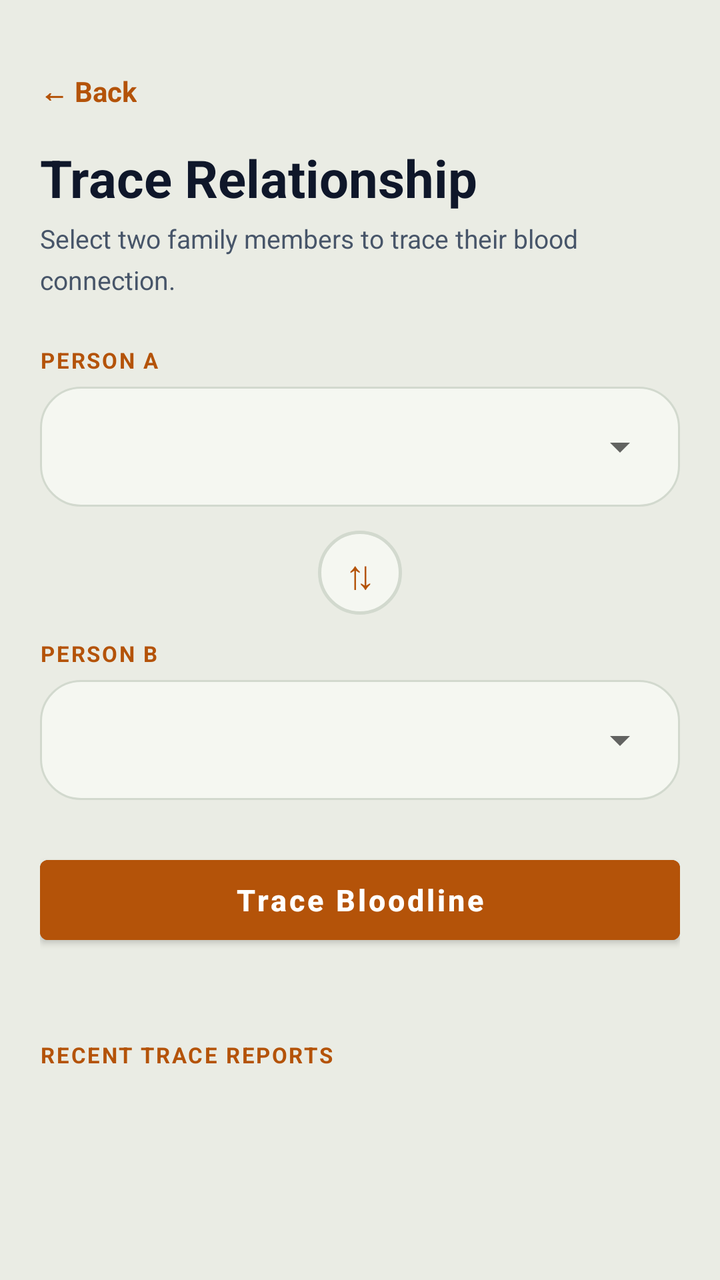
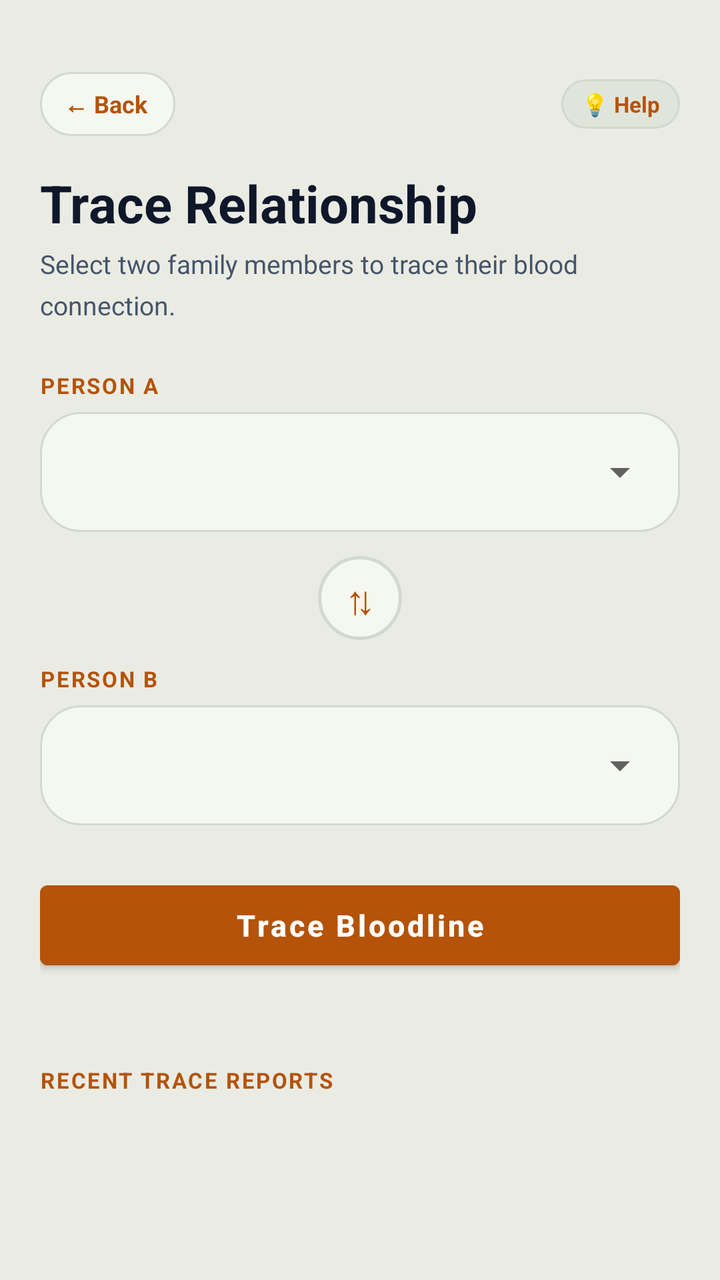

Screens rendered from an Android XML layout before and after an edit, with the pre-edit source and the edit as a unified diff.
<!-- AndroidManifest.xml: application theme Theme.BTProject2 -->
<!-- res/layout/activity_trace.xml -->
<?xml version="1.0" encoding="utf-8"?>
<ScrollView xmlns:android="http://schemas.android.com/apk/res/android"
    android:layout_width="match_parent"
    android:layout_height="match_parent"
    android:background="@color/forest_bg"
    android:fitsSystemWindows="true">

    <LinearLayout
        android:layout_width="match_parent"
        android:layout_height="wrap_content"
        android:orientation="vertical"
        android:paddingTop="36dp"
        android:paddingStart="20dp"
        android:paddingEnd="20dp"
        android:paddingBottom="32dp">

        
        <TextView
            android:id="@+id/btnBack"
            android:layout_width="wrap_content"
            android:layout_height="wrap_content"
            android:text="← Back"
            android:textSize="14sp"
            android:textStyle="bold"
            android:textColor="@color/gold_accent"
            android:layout_marginBottom="16dp"
            android:clickable="true"
            android:focusable="true" />

        
        <TextView
            android:layout_width="wrap_content"
            android:layout_height="wrap_content"
            android:text="Trace Relationship"
            android:textSize="26sp"
            android:textStyle="bold"
            android:textColor="@color/text_primary"
            android:layout_marginBottom="4dp" />

        <TextView
            android:layout_width="wrap_content"
            android:layout_height="wrap_content"
            android:text="Select two family members to trace their blood connection."
            android:textSize="13sp"
            android:textColor="@color/text_secondary"
            android:lineSpacingMultiplier="1.3"
            android:layout_marginBottom="24dp" />

        
        <TextView
            android:layout_width="wrap_content"
            android:layout_height="wrap_content"
            android:text="PERSON A"
            android:textSize="11sp"
            android:textStyle="bold"
            android:textColor="@color/gold_accent"
            android:letterSpacing="0.08"
            android:layout_marginBottom="6dp" />

        <LinearLayout
            android:layout_width="match_parent"
            android:layout_height="wrap_content"
            android:background="@drawable/bg_forest_card"
            android:padding="6dp"
            android:gravity="center_vertical"
            android:layout_marginBottom="10dp">

            <Spinner
                android:id="@+id/spinnerPersonA"
                android:layout_width="match_parent"
                android:layout_height="48dp"
                android:paddingStart="8dp"
                android:paddingEnd="8dp" />
        </LinearLayout>

        
        <LinearLayout
            android:layout_width="match_parent"
            android:layout_height="wrap_content"
            android:gravity="center"
            android:paddingTop="2dp"
            android:paddingBottom="2dp"
            android:layout_marginBottom="10dp">

            <TextView
                android:layout_width="42dp"
                android:layout_height="42dp"
                android:gravity="center"
                android:text="⇅"
                android:textSize="20sp"
                android:textColor="@color/gold_accent"
                android:background="@drawable/icon_bg_green" />
        </LinearLayout>

        
        <TextView
            android:layout_width="wrap_content"
            android:layout_height="wrap_content"
            android:text="PERSON B"
            android:textSize="11sp"
            android:textStyle="bold"
            android:textColor="@color/gold_accent"
            android:letterSpacing="0.08"
            android:layout_marginBottom="6dp" />

        <LinearLayout
            android:layout_width="match_parent"
            android:layout_height="wrap_content"
            android:background="@drawable/bg_forest_card"
            android:padding="6dp"
            android:gravity="center_vertical"
            android:layout_marginBottom="24dp">

            <Spinner
                android:id="@+id/spinnerPersonB"
                android:layout_width="match_parent"
                android:layout_height="48dp"
                android:paddingStart="8dp"
                android:paddingEnd="8dp" />
        </LinearLayout>

        
        <Button
            android:id="@+id/btnTrace"
            android:layout_width="match_parent"
            android:layout_height="52dp"
            android:text="Trace Bloodline"
            android:textSize="15sp"
            android:textStyle="bold"
            android:textColor="@color/white"
            android:backgroundTint="@color/gold_accent"
            android:textAllCaps="false"
            android:layout_marginBottom="24dp" />

        
        <LinearLayout
            android:id="@+id/resultContainer"
            android:layout_width="match_parent"
            android:layout_height="wrap_content"
            android:orientation="vertical"
            android:visibility="gone">

            
            <LinearLayout
                android:id="@+id/resultCard"
                android:layout_width="match_parent"
                android:layout_height="wrap_content"
                android:orientation="vertical"
                android:background="@drawable/bg_hero_card"
                android:padding="22dp"
                android:gravity="center"
                android:layout_marginBottom="16dp">

                <TextView
                    android:id="@+id/tvResultLabel"
                    android:layout_width="wrap_content"
                    android:layout_height="wrap_content"
                    android:text="RELATIONSHIP FOUND"
                    android:textSize="10sp"
                    android:textStyle="bold"
                    android:textColor="@color/mint_text"
                    android:background="@drawable/badge_pill_dark"
                    android:paddingStart="10dp"
                    android:paddingEnd="10dp"
                    android:paddingTop="4dp"
                    android:paddingBottom="4dp"
                    android:letterSpacing="0.1"
                    android:layout_marginBottom="12dp" />

                <TextView
                    android:id="@+id/tvRelationshipType"
                    android:layout_width="wrap_content"
                    android:layout_height="wrap_content"
                    android:text=""
                    android:textSize="24sp"
                    android:textStyle="bold"
                    android:textColor="@color/gold_accent" />
            </LinearLayout>

            
            <TextView
                android:id="@+id/tvExplanation"
                android:layout_width="match_parent"
                android:layout_height="wrap_content"
                android:text=""
                android:textSize="14sp"
                android:textColor="@color/text_secondary"
                android:lineSpacingMultiplier="1.4"
                android:gravity="center"
                android:layout_marginBottom="16dp" />

            
            <LinearLayout
                android:id="@+id/ancestorContainer"
                android:layout_width="match_parent"
                android:layout_height="wrap_content"
                android:gravity="center"
                android:layout_marginBottom="16dp"
                android:visibility="gone">

                <TextView
                    android:layout_width="wrap_content"
                    android:layout_height="wrap_content"
                    android:text="Shared Ancestor:"
                    android:textSize="12sp"
                    android:textColor="@color/text_secondary"
                    android:layout_marginEnd="8dp" />

                <TextView
                    android:id="@+id/tvCommonAncestor"
                    android:layout_width="wrap_content"
                    android:layout_height="wrap_content"
                    android:text=""
                    android:textSize="12sp"
                    android:textStyle="bold"
                    android:textColor="@color/gold_accent"
                    android:background="@drawable/badge_pill_dark"
                    android:paddingStart="12dp"
                    android:paddingEnd="12dp"
                    android:paddingTop="5dp"
                    android:paddingBottom="5dp" />
            </LinearLayout>

            
            <LinearLayout
                android:id="@+id/cardInlineRoutePreview"
                android:layout_width="match_parent"
                android:layout_height="wrap_content"
                android:orientation="vertical"
                android:background="@drawable/path_node_bg"
                android:padding="16dp"
                android:layout_marginBottom="16dp"
                android:visibility="gone">

                <TextView
                    android:layout_width="wrap_content"
                    android:layout_height="wrap_content"
                    android:text="⭐ BLOODLINE ROUTE PREVIEW"
                    android:textSize="10sp"
                    android:textStyle="bold"
                    android:textColor="@color/gold_accent"
                    android:letterSpacing="0.08"
                    android:layout_marginBottom="8dp" />

                <TextView
                    android:id="@+id/tvInlineRouteText"
                    android:layout_width="match_parent"
                    android:layout_height="wrap_content"
                    android:textSize="13sp"
                    android:textStyle="bold"
                    android:textColor="@color/text_primary"
                    android:lineSpacingMultiplier="1.3"
                    android:layout_marginBottom="6dp" />

                <TextView
                    android:id="@+id/tvInlineRouteSteps"
                    android:layout_width="match_parent"
                    android:layout_height="wrap_content"
                    android:textSize="12sp"
                    android:textColor="@color/mint_text" />
            </LinearLayout>

            
            <LinearLayout
                android:id="@+id/detailsCard"
                android:layout_width="match_parent"
                android:layout_height="wrap_content"
                android:orientation="vertical"
                android:background="@drawable/bg_forest_card"
                android:padding="18dp"
                android:layout_marginBottom="16dp">

                <TextView
                    android:layout_width="wrap_content"
                    android:layout_height="wrap_content"
                    android:text="Connection Details"
                    android:textSize="15sp"
                    android:textStyle="bold"
                    android:textColor="@color/text_primary"
                    android:layout_marginBottom="10dp" />

                <TextView
                    android:id="@+id/tvCategory"
                    android:layout_width="wrap_content"
                    android:layout_height="wrap_content"
                    android:textSize="13sp"
                    android:textColor="@color/text_secondary"
                    android:layout_marginBottom="6dp" />

                <TextView
                    android:id="@+id/tvDegree"
                    android:layout_width="wrap_content"
                    android:layout_height="wrap_content"
                    android:textSize="13sp"
                    android:textColor="@color/text_secondary"
                    android:layout_marginBottom="6dp" />

                <TextView
                    android:id="@+id/tvSteps"
                    android:layout_width="wrap_content"
                    android:layout_height="wrap_content"
                    android:textSize="13sp"
                    android:textColor="@color/text_secondary" />
            </LinearLayout>

            
            <LinearLayout
                android:id="@+id/legalCard"
                android:layout_width="match_parent"
                android:layout_height="wrap_content"
                android:orientation="vertical"
                android:background="@drawable/bg_forest_card"
                android:padding="18dp"
                android:layout_marginBottom="16dp">

                <LinearLayout
                    android:layout_width="match_parent"
                    android:layout_height="wrap_content"
                    android:orientation="horizontal"
                    android:gravity="center_vertical"
                    android:layout_marginBottom="8dp">

                    <TextView
                        android:layout_width="0dp"
                        android:layout_height="wrap_content"
                        android:layout_weight="1"
                        android:text="Family Code Assessment"
                        android:textSize="14sp"
                        android:textStyle="bold"
                        android:textColor="@color/text_primary" />

                    <TextView
                        android:id="@+id/tvLegalBadge"
                        android:layout_width="wrap_content"
                        android:layout_height="wrap_content"
                        android:text="LEGAL STATUS"
                        android:textSize="10sp"
                        android:textStyle="bold"
                        android:paddingStart="8dp"
                        android:paddingEnd="8dp"
                        android:paddingTop="3dp"
                        android:paddingBottom="3dp"
                        android:background="@drawable/badge_pill_dark" />
                </LinearLayout>

                <TextView
                    android:id="@+id/tvLegalTitle"
                    android:layout_width="wrap_content"
                    android:layout_height="wrap_content"
                    android:text="Marriage Impediment Analysis"
                    android:textSize="14sp"
                    android:textStyle="bold"
                    android:textColor="@color/gold_accent"
                    android:layout_marginBottom="4dp" />

                <TextView
                    android:id="@+id/tvLegalDescription"
                    android:layout_width="match_parent"
                    android:layout_height="wrap_content"
                    android:text=""
                    android:textSize="12sp"
                    android:textColor="@color/text_secondary"
                    android:lineSpacingMultiplier="1.3"
                    android:layout_marginBottom="6dp" />

                <TextView
                    android:id="@+id/tvLegalArticle"
                    android:layout_width="wrap_content"
                    android:layout_height="wrap_content"
                    android:text=""
                    android:textSize="11sp"
                    android:textStyle="italic"
                    android:textColor="@color/mint_text" />
            </LinearLayout>

            
            <Button
                android:id="@+id/btnViewFullReport"
                android:layout_width="match_parent"
                android:layout_height="52dp"
                android:text="📄  View Official Relationship Report"
                android:textSize="14sp"
                android:textStyle="bold"
                android:textColor="@color/white"
                android:backgroundTint="@color/gold_accent"
                android:textAllCaps="false"
                android:layout_marginBottom="10dp" />

            <Button
                android:id="@+id/btnViewPath"
                android:layout_width="match_parent"
                android:layout_height="52dp"
                android:text="Interactive Path Ladder →"
                android:textSize="14sp"
                android:textStyle="bold"
                android:textColor="@color/white"
                android:backgroundTint="@color/gold_accent"
                android:textAllCaps="false"
                android:layout_marginBottom="8dp" />

            <Button
                android:id="@+id/btnHighlightOnTree"
                android:layout_width="match_parent"
                android:layout_height="52dp"
                android:text="🌿  View Highlight on Tree Canvas"
                android:textSize="14sp"
                android:textStyle="bold"
                android:textColor="@color/white"
                android:backgroundTint="@color/gold_accent"
                android:textAllCaps="false"
                android:layout_marginBottom="8dp" />

            <Button
                android:id="@+id/btnLearnMore"
                android:layout_width="match_parent"
                android:layout_height="52dp"
                android:text="Learn About Relationship Types"
                android:textSize="14sp"
                android:textStyle="bold"
                android:textColor="@color/white"
                android:backgroundTint="@color/gold_accent"
                android:textAllCaps="false"
                android:layout_marginBottom="8dp" />

            <Button
                android:id="@+id/btnTraceAgain"
                android:layout_width="match_parent"
                android:layout_height="52dp"
                android:text="Trace Again"
                android:textSize="14sp"
                android:textStyle="bold"
                android:textColor="@color/white"
                android:backgroundTint="@color/gold_accent"
                android:textAllCaps="false" />

        </LinearLayout>

        
        <LinearLayout
            android:id="@+id/layoutRecentTraces"
            android:layout_width="match_parent"
            android:layout_height="wrap_content"
            android:orientation="vertical"
            android:layout_marginTop="20dp"
            android:layout_marginBottom="32dp">

            <TextView
                android:layout_width="wrap_content"
                android:layout_height="wrap_content"
                android:text="RECENT TRACE REPORTS"
                android:textSize="11sp"
                android:textStyle="bold"
                android:textColor="@color/gold_accent"
                android:letterSpacing="0.08"
                android:layout_marginBottom="12dp" />

            <LinearLayout
                android:id="@+id/containerRecentTraces"
                android:layout_width="match_parent"
                android:layout_height="wrap_content"
                android:orientation="vertical" />
        </LinearLayout>

    </LinearLayout>
</ScrollView>
<!-- resources referenced by this layout -->
<resources>
  <color name="forest_bg">#EAECE4</color>
  <color name="gold_accent">#B45309</color>
  <color name="mint_text">#B45309</color>
  <color name="text_primary">#0F172A</color>
  <color name="text_secondary">#475569</color>
  <color name="white">#FFFFFF</color>
  <!-- drawable badge_pill_dark (drawable) -->
  <?xml version="1.0" encoding="utf-8"?>
  <shape xmlns:android="http://schemas.android.com/apk/res/android"
      android:shape="rectangle">
      <solid android:color="@color/forest_card_light" />
      <corners android:radius="20dp" />
      <stroke
          android:width="1dp"
          android:color="@color/forest_card_border" />
  </shape>
  <!-- drawable bg_forest_card (drawable) -->
  <?xml version="1.0" encoding="utf-8"?>
  <shape xmlns:android="http://schemas.android.com/apk/res/android"
      android:shape="rectangle">
      <solid android:color="@color/forest_card" />
      <corners android:radius="20dp" />
      <stroke
          android:width="1dp"
          android:color="@color/forest_card_border" />
  </shape>
  <!-- drawable bg_hero_card (drawable) -->
  <?xml version="1.0" encoding="utf-8"?>
  <shape xmlns:android="http://schemas.android.com/apk/res/android"
      android:shape="rectangle">
      <solid android:color="@color/forest_card" />
      <corners android:radius="24dp" />
      <stroke
          android:width="1dp"
          android:color="@color/forest_card_border" />
  </shape>
  <!-- drawable icon_bg_green (drawable) -->
  <?xml version="1.0" encoding="utf-8"?>
  <shape xmlns:android="http://schemas.android.com/apk/res/android"
      android:shape="oval">
      <solid android:color="@color/forest_card" />
      <stroke android:width="1.5dp" android:color="@color/forest_card_border" />
  </shape>
  <!-- drawable path_node_bg (drawable) -->
  <?xml version="1.0" encoding="utf-8"?>
  <shape xmlns:android="http://schemas.android.com/apk/res/android"
      android:shape="rectangle">
      <solid android:color="@color/forest_card" />
      <corners android:radius="14dp" />
      <stroke android:width="1dp" android:color="@color/forest_card_border" />
  </shape>
  <style name="Theme.BTProject2" parent="Theme.MaterialComponents.DayNight.NoActionBar">
          <item name="colorPrimary">@color/gold_accent</item>
          <item name="colorPrimaryDark">@color/gold_accent_dark</item>
          <item name="colorAccent">@color/gold_accent</item>
          <item name="android:windowBackground">@color/forest_bg</item>
          <item name="android:statusBarColor">@color/forest_bg</item>
          <item name="android:windowLightStatusBar">true</item>
      </style>
  <color name="forest_card_light">#E0E5DC</color>
  <color name="forest_card_border">#D2D9CE</color>
  <color name="forest_card">#F5F7F1</color>
  <color name="gold_accent_dark">#78350F</color>
</resources>

<!-- the commit's change to res/layout/activity_trace.xml (unified diff, before → after) -->
@@ -15,17 +15,50 @@
         android:paddingBottom="32dp">
 
         
-        <TextView
-            android:id="@+id/btnBack"
-            android:layout_width="wrap_content"
-            android:layout_height="wrap_content"
-            android:text="← Back"
-            android:textSize="14sp"
-            android:textStyle="bold"
-            android:textColor="@color/gold_accent"
-            android:layout_marginBottom="16dp"
-            android:clickable="true"
-            android:focusable="true" />
+        <LinearLayout
+            android:layout_width="match_parent"
+            android:layout_height="wrap_content"
+            android:orientation="horizontal"
+            android:gravity="center_vertical"
+            android:layout_marginBottom="16dp">
+
+            
+            <TextView
+                android:id="@+id/btnBack"
+                android:layout_width="wrap_content"
+                android:layout_height="32dp"
+                android:background="@drawable/bg_nav_back_pill"
+                android:gravity="center_vertical"
+                android:paddingStart="12dp"
+                android:paddingEnd="14dp"
+                android:text="← Back"
+                android:textSize="12sp"
+                android:textStyle="bold"
+                android:textColor="@color/primary"
+                android:clickable="true"
+                android:focusable="true" />
+
+            <View
+                android:layout_width="0dp"
+                android:layout_height="1dp"
+                android:layout_weight="1" />
+
+            <TextView
+                android:id="@+id/btnQuickAssistTrace"
+                android:layout_width="wrap_content"
+                android:layout_height="wrap_content"
+                android:text="💡 Help"
+                android:textSize="11sp"
+                android:textStyle="bold"
+                android:textColor="@color/gold_accent"
+                android:background="@drawable/badge_pill_dark"
+                android:paddingStart="10dp"
+                android:paddingEnd="10dp"
+                android:paddingTop="5dp"
+                android:paddingBottom="5dp"
+                android:clickable="true"
+                android:focusable="true" />
+        </LinearLayout>
 
         
         <TextView
@@ -120,7 +153,7 @@
         </LinearLayout>
 
         
-        <Button
+        <com.google.android.material.button.MaterialButton
             android:id="@+id/btnTrace"
             android:layout_width="match_parent"
             android:layout_height="52dp"
@@ -374,7 +407,7 @@
             </LinearLayout>
 
             
-            <Button
+            <com.google.android.material.button.MaterialButton
                 android:id="@+id/btnViewFullReport"
                 android:layout_width="match_parent"
                 android:layout_height="52dp"
@@ -386,7 +419,7 @@
                 android:textAllCaps="false"
                 android:layout_marginBottom="10dp" />
 
-            <Button
+            <com.google.android.material.button.MaterialButton
                 android:id="@+id/btnViewPath"
                 android:layout_width="match_parent"
                 android:layout_height="52dp"
@@ -398,7 +431,7 @@
                 android:textAllCaps="false"
                 android:layout_marginBottom="8dp" />
 
-            <Button
+            <com.google.android.material.button.MaterialButton
                 android:id="@+id/btnHighlightOnTree"
                 android:layout_width="match_parent"
                 android:layout_height="52dp"
@@ -410,7 +443,7 @@
                 android:textAllCaps="false"
                 android:layout_marginBottom="8dp" />
 
-            <Button
+            <com.google.android.material.button.MaterialButton
                 android:id="@+id/btnLearnMore"
                 android:layout_width="match_parent"
                 android:layout_height="52dp"
@@ -422,7 +455,7 @@
                 android:textAllCaps="false"
                 android:layout_marginBottom="8dp" />
 
-            <Button
+            <com.google.android.material.button.MaterialButton
                 android:id="@+id/btnTraceAgain"
                 android:layout_width="match_parent"
                 android:layout_height="52dp"
<!-- resource entries referenced after the edit -->
@@ -3,6 +3,7 @@
   <color name="forest_bg">#EAECE4</color>
   <color name="gold_accent">#B45309</color>
   <color name="mint_text">#B45309</color>
+  <color name="primary">#B45309</color>
   <color name="text_primary">#0F172A</color>
   <color name="text_secondary">#475569</color>
   <color name="white">#FFFFFF</color>
@@ -36,6 +37,20 @@
           android:width="1dp"
           android:color="@color/forest_card_border" />
   </shape>
+  <!-- drawable bg_nav_back_pill (drawable) -->
+  <?xml version="1.0" encoding="utf-8"?>
+  <ripple xmlns:android="http://schemas.android.com/apk/res/android"
+      android:color="@color/gold_accent">
+      <item>
+          <shape android:shape="rectangle">
+              <solid android:color="@color/card_bg" />
+              <corners android:radius="20dp" />
+              <stroke
+                  android:width="1dp"
+                  android:color="@color/card_border" />
+          </shape>
+      </item>
+  </ripple>
   <!-- drawable icon_bg_green (drawable) -->
   <?xml version="1.0" encoding="utf-8"?>
   <shape xmlns:android="http://schemas.android.com/apk/res/android"
@@ -62,6 +77,8 @@
   <color name="forest_card_light">#E0E5DC</color>
   <color name="forest_card_border">#D2D9CE</color>
   <color name="forest_card">#F5F7F1</color>
+  <color name="card_bg">#F5F7F1</color>
+  <color name="card_border">#D2D9CE</color>
   <color name="gold_accent_dark">#78350F</color>
 </resources>
 
